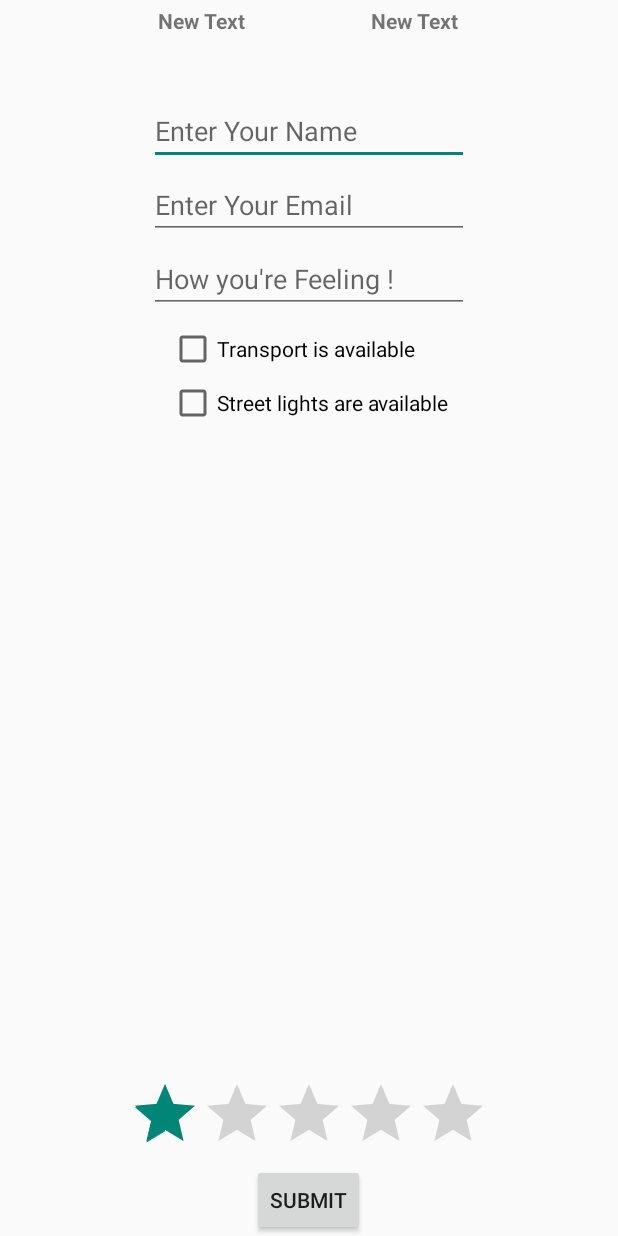
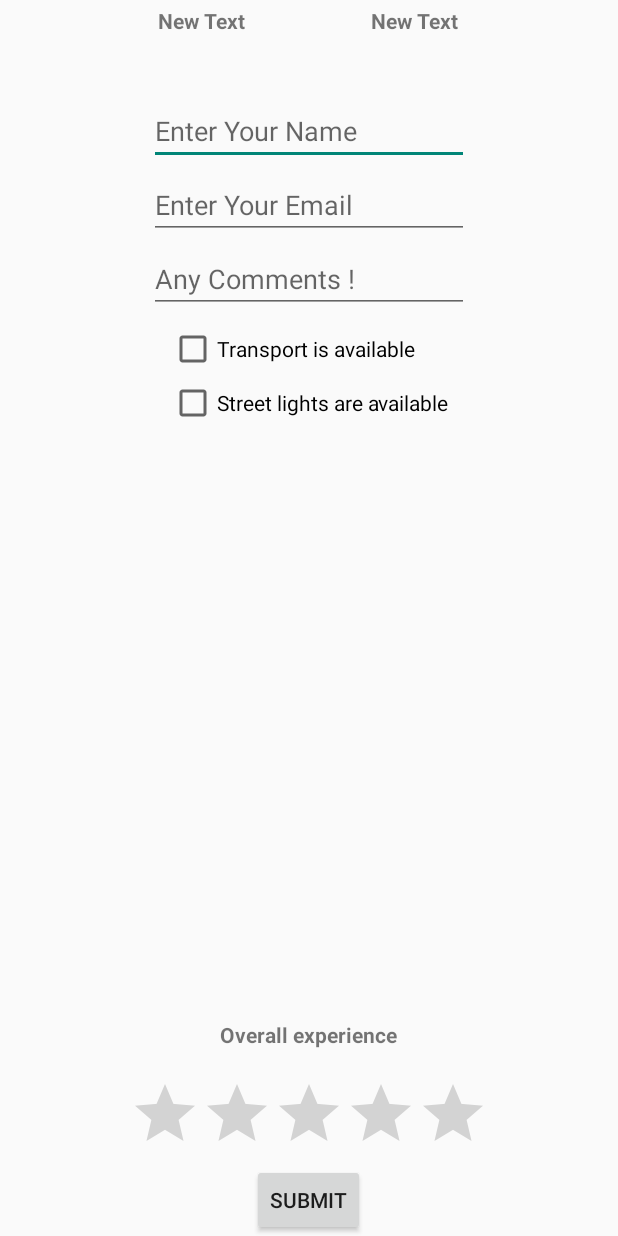
Before and after one commit to amar-p/TheBachaoProject, an Android app: the layout fragment_audit.xml on its own in the app's theme, with its tools: preview values and no code run, on a phone screen of 412 x 824 dp. Run offline under Robolectric (Android 15) with nearby library versions, the phone set to English and light mode, and no system bars.

Commit message:
app crash bug fixed

```diff
--- a/app/build.gradle
+++ b/app/build.gradle
@@ -16,6 +16,7 @@ android {
             minifyEnabled false
             proguardFiles getDefaultProguardFile('proguard-android.txt'), 'proguard-rules.pro'
         }
+
     }
 }
 
--- a/app/src/main/res/layout/fragment_audit.xml
+++ b/app/src/main/res/layout/fragment_audit.xml
@@ -44,8 +44,7 @@
         android:id="@+id/ratingBar"
         android:layout_above="@+id/btn_ok"
         android:layout_centerHorizontal="true"
-        android:stepSize="1"
-        android:rating="1" />
+        android:stepSize="1" />
 
     <EditText
         android:layout_width="wrap_content"
@@ -81,7 +80,10 @@
         android:layout_alignStart="@+id/edit_txt_email"
         android:layout_alignRight="@+id/edit_txt_email"
         android:layout_alignEnd="@+id/edit_txt_email"
-        android:layout_marginBottom="4dp" />
+        android:layout_marginBottom="4dp"
+        android:maxLength="100"
+        android:maxLines="2"
+        android:minLines="1" />
 
     <CheckBox
         android:layout_width="wrap_content"
@@ -109,6 +111,24 @@
         android:textAppearance="?android:attr/textAppearanceSmall"
         android:id="@+id/txt_rating"
         android:layout_above="@+id/ratingBar"
-        android:layout_centerHorizontal="true" />
+        android:layout_centerHorizontal="true"
+        android:textStyle="bold|italic" />
+
+    <TextView
+        android:layout_width="wrap_content"
+        android:layout_height="wrap_content"
+        android:text="@string/overall_experience"
+        android:id="@+id/textView"
+        android:layout_above="@+id/txt_rating"
+        android:layout_centerHorizontal="true"
+        android:textStyle="bold" />
+
+    <ProgressBar
+        android:layout_width="wrap_content"
+        android:layout_height="wrap_content"
+        android:id="@+id/progressBar2"
+        android:layout_above="@+id/textView"
+        android:layout_centerHorizontal="true"
+        android:visibility="gone" />
 
 </RelativeLayout>
--- a/app/src/main/res/values/strings.xml
+++ b/app/src/main/res/values/strings.xml
@@ -10,9 +10,11 @@
     <string name="hint_name">"Enter Your Name"</string>
     <string name="hint_email">"Enter Your Email"</string>
     <string name="btn_txt_submit">"Submit"</string>
-    <string name="edit_txt_feeling">"How you're Feeling !"</string>
+    <string name="edit_txt_feeling">"Any Comments !"</string>
     <string name="check_transport_available">"Transport is available"</string>
     <string name="check_street_lights">"Street lights are available"</string>
+    <string name="overall_experience">"Overall experience"</string>
+    <string name="map_info">"Long press on map for safety audit."</string>
 
 
 </resources>
```
Also changed, not shown: app/src/main/AndroidManifest.xml (+5 -2 lines), app/src/main/java/in/jaaga/thebachaoproject/Audit.java (+17 -14 lines), app/src/main/java/in/jaaga/thebachaoproject/MainActivity.java (+54 -20 lines), app/src/main/res/layout/activity_main.xml (+11 -1 lines), 1 other file.
